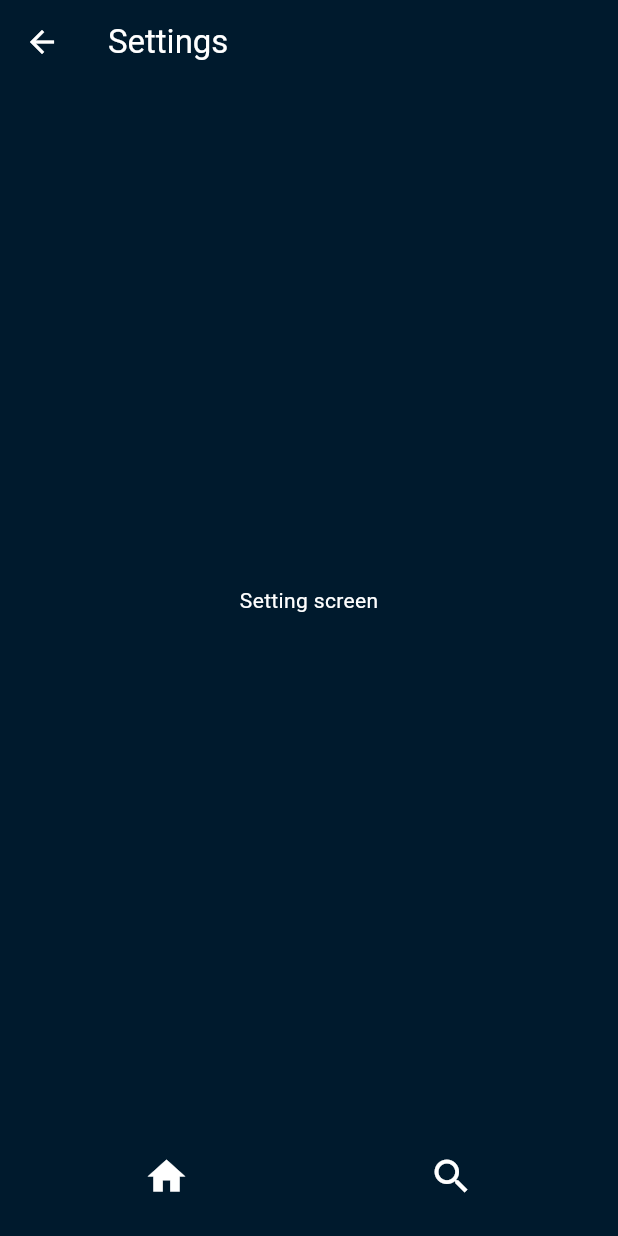
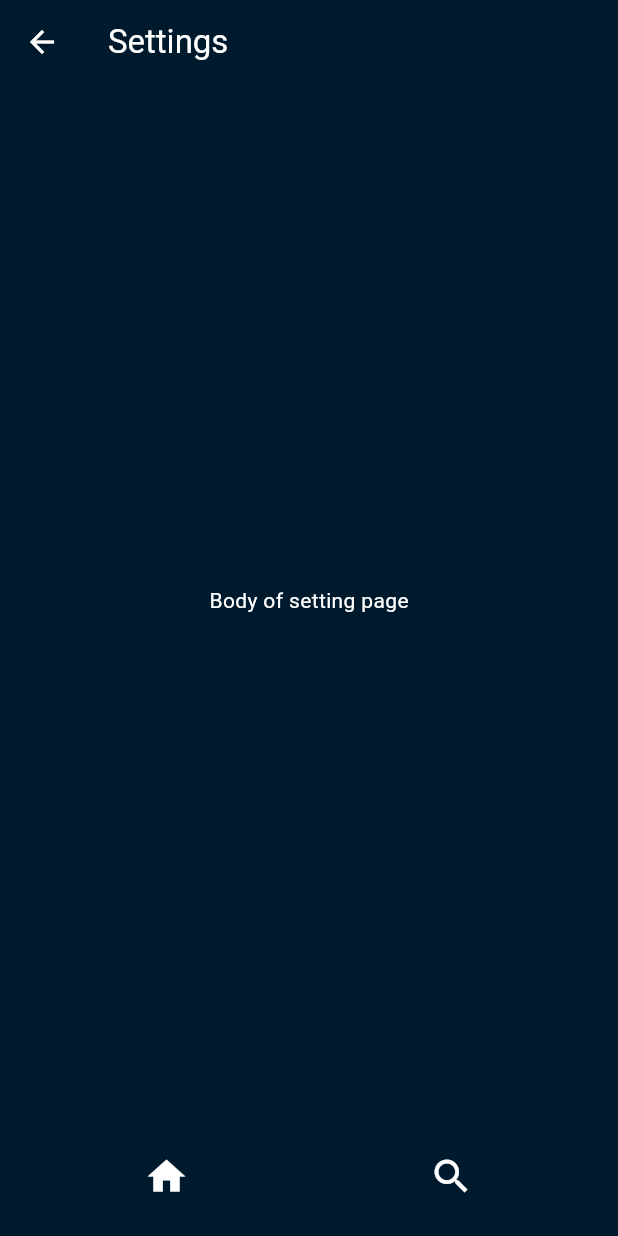
Before and after one commit to Apeksha-Shah/beat-stream, a Flutter app: the screen it shows after launch, after a tap on the "settings" icon, on a phone screen of 412 x 824 dp. Run offline on Flutter 3.47's test engine with Material 3 defaults, Android fonts, the phone set to English and light mode, and no system bars.

Commit message:
B-4 | Updated text field of setting screen

```diff
--- a/lib/main.dart
+++ b/lib/main.dart
@@ -11,6 +11,7 @@ class App extends StatelessWidget {
   @override
   Widget build(BuildContext context) {
     return MaterialApp(
+       debugShowCheckedModeBanner: false,
         theme: ThemeData(
           appBarTheme: AppBarTheme(
             iconTheme: IconThemeData(
--- a/lib/screens/setting_screen.dart
+++ b/lib/screens/setting_screen.dart
@@ -19,7 +19,7 @@ class _SettingScreenState extends State<SettingScreen> {
          )),
        ),
       body: Center(
-         child: Text('Setting screen',
+         child: Text('Body of setting page',
          style: TextStyle(
            color: Colors.white,     // Deep dark blue
          ),
```
